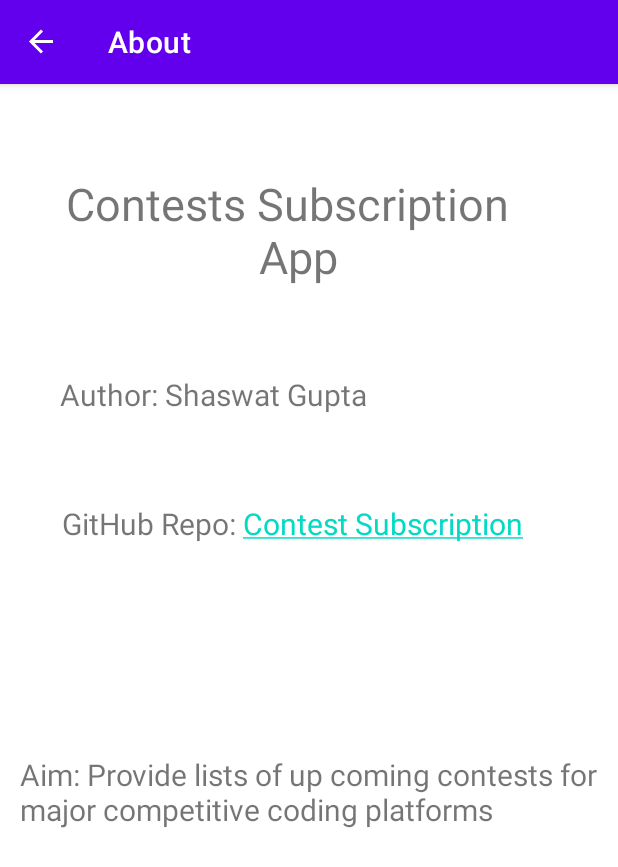
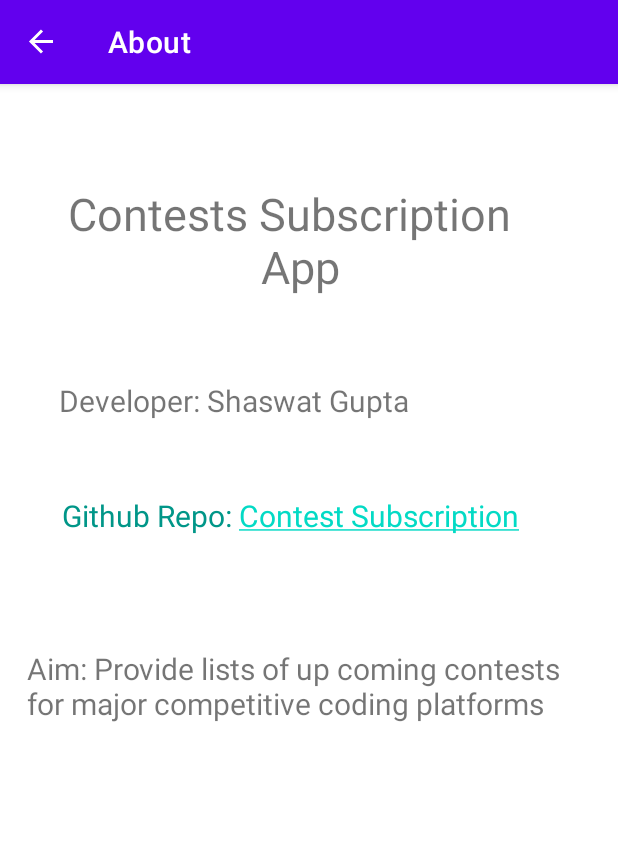
Before and after one commit to masterchief164/Contests_Subscription, an Android app: the About screen opened through its navigation route, on a phone screen of 412 x 824 dp. Shown: the top 867 px of the screen. Run offline under Robolectric (Android 15) with nearby library versions, the phone set to English and light mode, and no system bars; our stand-ins replace Firebase (no records; nobody signed in at launch, a user with empty details on screens opened directly), navigation-ui; 1 statement that could not run was skipped.

Commit message:
final UI changes before submission

```diff
--- a/app/src/main/java/com/example/contestssubscription/About.kt
+++ b/app/src/main/java/com/example/contestssubscription/About.kt
@@ -1,7 +1,7 @@
 package com.example.contestssubscription
 
 import android.os.Bundle
-import android.text.Html
+import android.text.method.LinkMovementMethod
 import android.view.LayoutInflater
 import android.view.View
 import android.view.ViewGroup
@@ -15,11 +15,9 @@ class About : Fragment() {
         inflater: LayoutInflater, container: ViewGroup?,
         savedInstanceState: Bundle?
     ): View {
-        // Inflate the layout for this fragment
         val view =  inflater.inflate(R.layout.fragment_about, container, false)
         val link: TextView = view.findViewById(R.id.link)
-        val text = "GitHub Repo: <a href=\"https://github.com/masterchief164/Contests_Subscription\">Contest Subscription</a>"
-        link.text= Html.fromHtml(text)
+        link.movementMethod = LinkMovementMethod.getInstance()
         return view
     }
 }
--- a/app/src/main/java/com/example/contestssubscription/adapters/ContestAdapter.kt
+++ b/app/src/main/java/com/example/contestssubscription/adapters/ContestAdapter.kt
@@ -20,7 +20,6 @@ class ContestAdapter(private val contests: ArrayList<Contest>) :
     fun updateData(data:ArrayList<Contest>){
         contests.clear()
         contests.addAll(data)
-        notifyDataSetChanged()
     }
 
     override fun onCreateViewHolder(parent: ViewGroup, viewType: Int): ContestViewHolder {
@@ -43,9 +42,6 @@ class ContestAdapter(private val contests: ArrayList<Contest>) :
             item.url.contains("codechef",true) -> holder.imageView.setImageResource(R.mipmap.cc_icon_foreground)
             item.url.contains("atcoder",true) -> holder.imageView.setImageResource(R.mipmap.at_icon_foreground)
         }
-
-//        holder.imageView.setImageResource(R.drawable.ic_launcher_background)
-
     }
 
     override fun getItemCount() = contests.size
--- a/app/src/main/res/drawable/my_bg.xml
+++ /dev/null
@@ -1,4 +0,0 @@
-<?xml version="1.0" encoding="utf-8"?>
-<bitmap xmlns:android="http://schemas.android.com/apk/res/android"
-    android:gravity="center"
-    android:src="@drawable/backg"/>
--- a/app/src/main/res/layout/activity_main.xml
+++ b/app/src/main/res/layout/activity_main.xml
@@ -5,6 +5,7 @@
     android:layout_width="match_parent"
     android:layout_height="match_parent"
     android:id="@+id/drawerLayout"
+    android:background="@drawable/bg1"
     tools:context=".MainActivity">
 
     <fragment
--- a/app/src/main/res/layout/fragment_about.xml
+++ b/app/src/main/res/layout/fragment_about.xml
@@ -4,13 +4,15 @@
     xmlns:tools="http://schemas.android.com/tools"
     android:layout_width="match_parent"
     android:layout_height="match_parent"
+    android:background="@color/white"
+    android:padding="8sp"
     tools:context=".About">
 
 
     <TextView
         android:layout_width="wrap_content"
         android:layout_height="wrap_content"
-        android:text="Contests Subscription \n App"
+        android:text="@string/contests_subscription_n_app"
         android:textAlignment="center"
         android:textSize="30sp"
         app:layout_constraintBottom_toBottomOf="parent"
@@ -24,7 +26,7 @@
         android:id="@+id/textView6"
         android:layout_width="wrap_content"
         android:layout_height="wrap_content"
-        android:text="Author: Shaswat Gupta"
+        android:text="@string/developer_shaswat_gupta"
         android:textSize="20sp"
         app:layout_constraintBottom_toBottomOf="parent"
         app:layout_constraintEnd_toEndOf="parent"
@@ -37,32 +39,32 @@
         android:layout_width="wrap_content"
         android:layout_height="wrap_content"
         android:layout_margin="10sp"
-        android:layout_marginStart="25sp"
         android:padding="10sp"
-        android:text="Aim: Provide lists of up coming contests for major competitive coding platforms"
+        android:text="@string/aim_provide_lists_of_up_coming_contests_for_major_competitive_coding_platforms"
         android:textAlignment="viewStart"
         android:textSize="20sp"
         app:layout_constraintBottom_toBottomOf="parent"
         app:layout_constraintEnd_toEndOf="parent"
-        app:layout_constraintHorizontal_bias="0.36"
         app:layout_constraintStart_toStartOf="parent"
         app:layout_constraintTop_toTopOf="parent"
-        app:layout_constraintVertical_bias="0.63" />
+        app:layout_constraintVertical_bias="0.526" />
 
     <TextView
         android:id="@+id/link"
         android:layout_width="wrap_content"
         android:layout_height="wrap_content"
-        android:text="GitHub Link: Contests Subscription"
+        android:clickable="true"
+        android:focusable="true"
+        android:minHeight="48dp"
+        android:text="@string/link"
+        android:textColor="#009688"
         android:textSize="20sp"
-        android:clickable="true"
-        android:autoLink="web"
         app:layout_constraintBottom_toBottomOf="parent"
         app:layout_constraintEnd_toEndOf="parent"
-        app:layout_constraintHorizontal_bias="0.396"
+        app:layout_constraintHorizontal_bias="0.367"
         app:layout_constraintStart_toStartOf="parent"
         app:layout_constraintTop_toTopOf="parent"
-        app:layout_constraintVertical_bias="0.377"
-        android:focusable="true" />
+        app:layout_constraintVertical_bias="0.378"
+        tools:ignore="TextContrastCheck" />
 
 </androidx.constraintlayout.widget.ConstraintLayout>
--- a/app/src/main/res/layout/fragment_upcoming_contests.xml
+++ b/app/src/main/res/layout/fragment_upcoming_contests.xml
@@ -3,7 +3,6 @@
     xmlns:app="http://schemas.android.com/apk/res-auto"
     xmlns:tools="http://schemas.android.com/tools"
     android:layout_width="match_parent"
-    android:background="@drawable/my_bg"
     android:layout_height="match_parent"
     tools:context=".UpcomingContests">
 
--- a/app/src/main/res/values/strings.xml
+++ b/app/src/main/res/values/strings.xml
@@ -28,4 +28,8 @@
     <string name="atcoder">AtCoder</string>
     <string name="register">Register</string>
     <string name="name">Name</string>
+    <string name="link">Github Repo: <a href="https://github.com/masterchief164/Contests_Subscription">Contest Subscription</a></string>
+    <string name="aim_provide_lists_of_up_coming_contests_for_major_competitive_coding_platforms">Aim: Provide lists of up coming contests for major competitive coding platforms</string>
+    <string name="developer_shaswat_gupta">Developer: Shaswat Gupta</string>
+    <string name="contests_subscription_n_app">Contests Subscription \n App</string>
 </resources>
```
Also changed, not shown: app/src/main/res/drawable/bg1.webp (added).
